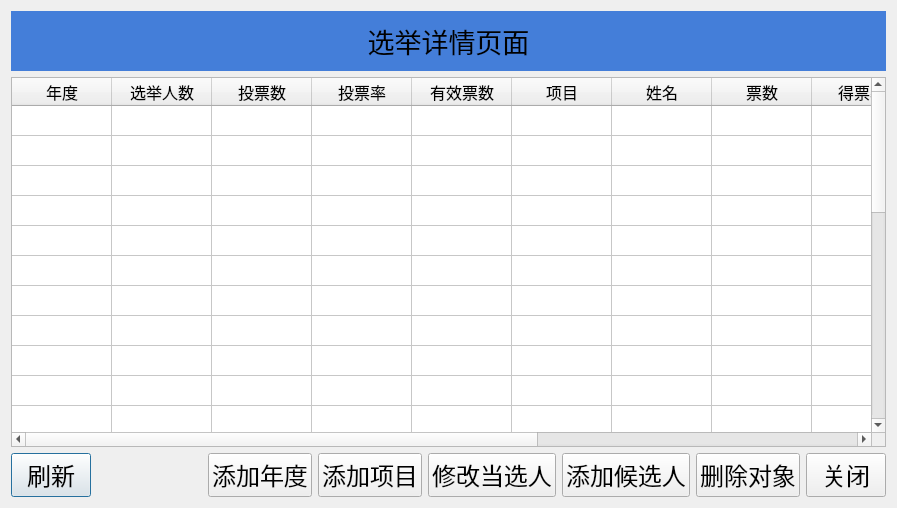
Qt form ui/page_elements/election_detail_page_all/DetailPage.ui (ArcherLuo233/election-s-prediction) before a commit.
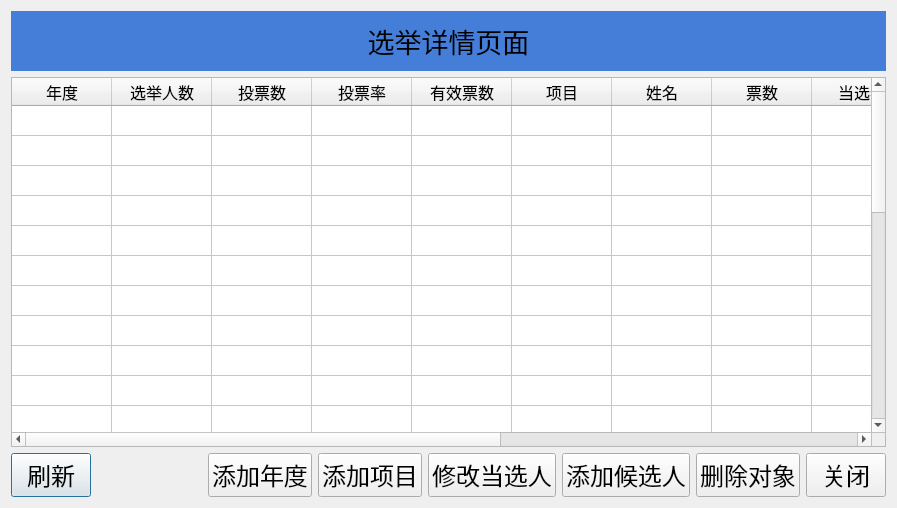
The same form after that commit.

```diff
--- a/ui/page_elements/election_detail_page_all/DetailPage.ui
+++ b/ui/page_elements/election_detail_page_all/DetailPage.ui
@@ -359,6 +359,11 @@
                             <string>票数</string>
                         </property>
                     </column>
+                    <column>
+                        <property name="text">
+                            <string>当选者</string>
+                        </property>
+                    </column>
                     <column>
                         <property name="text">
                             <string>得票率</string>
```
